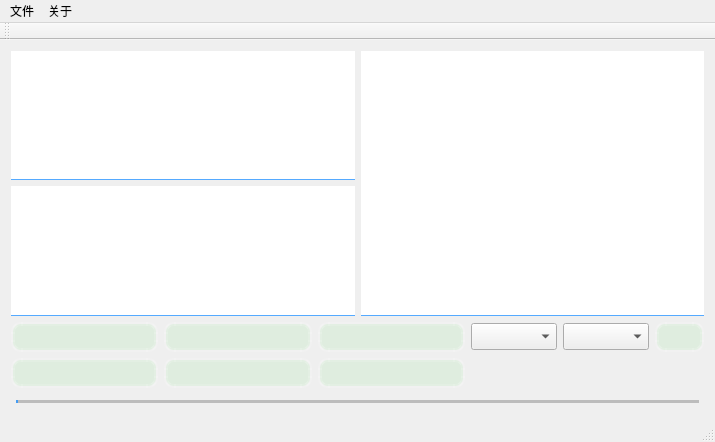
This is mainwindow.ui in leihui6/marksentence as Qt 5 draws it before an edit. The edited form follows.
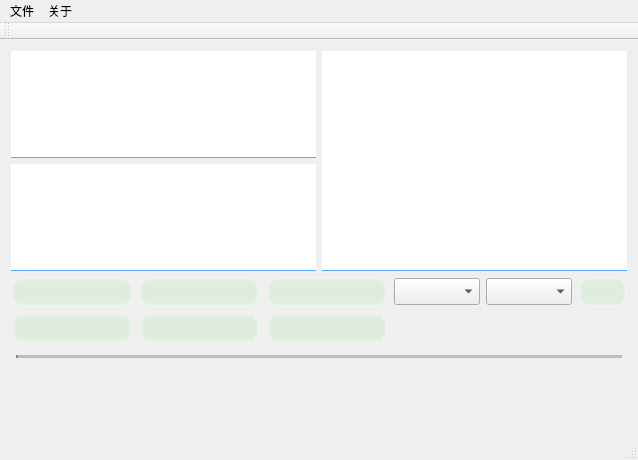
This is the edited form. Icons and pictures are not drawn.

What changed in the file:
```diff
--- a/mainwindow.ui
+++ b/mainwindow.ui
@@ -6,8 +6,8 @@
    <rect>
     <x>0</x>
     <y>0</y>
-    <width>715</width>
-    <height>442</height>
+    <width>638</width>
+    <height>460</height>
    </rect>
   </property>
   <property name="windowTitle">
@@ -24,121 +24,7 @@
   </property>
   <widget class="QWidget" name="centralWidget">
    <layout class="QGridLayout" name="gridLayout_2">
-    <item row="0" column="0" colspan="2">
-     <layout class="QHBoxLayout" name="horizontalLayout_3">
-      <item>
-       <layout class="QVBoxLayout" name="verticalLayout_2">
-        <item>
-         <widget class="QPlainTextEdit" name="text_type">
-          <property name="font">
-           <font>
-            <family>Times New Roman</family>
-            <pointsize>16</pointsize>
-           </font>
-          </property>
-          <property name="styleSheet">
-           <string notr="true">QPlainTextEdit {
-	border:0px solid rgb(85, 170, 255);
-	border-bottom:1px solid rgb(85, 170, 255);
-}</string>
-          </property>
-          <property name="plainText">
-           <string/>
-          </property>
-         </widget>
-        </item>
-        <item>
-         <widget class="QPlainTextEdit" name="text_note">
-          <property name="font">
-           <font>
-            <family>Times New Roman</family>
-            <pointsize>16</pointsize>
-           </font>
-          </property>
-          <property name="styleSheet">
-           <string notr="true">QPlainTextEdit {
-	border:0px solid rgb(85, 170, 255);
-	border-bottom:1px solid rgb(85, 170, 255);
-}</string>
-          </property>
-          <property name="plainText">
-           <string/>
-          </property>
-         </widget>
-        </item>
-       </layout>
-      </item>
-      <item>
-       <widget class="QTableWidget" name="tableWidget">
-        <property name="font">
-         <font>
-          <family>Times New Roman</family>
-         </font>
-        </property>
-        <property name="contextMenuPolicy">
-         <enum>Qt::CustomContextMenu</enum>
-        </property>
-        <property name="toolTip">
-         <string/>
-        </property>
-        <property name="styleSheet">
-         <string notr="true">QTableWidget {
-	border:0px solid rgb(85, 170, 255);
-	border-bottom:1px solid rgb(85, 170, 255);
-}</string>
-        </property>
-        <attribute name="horizontalHeaderCascadingSectionResizes">
-         <bool>true</bool>
-        </attribute>
-        <attribute name="horizontalHeaderStretchLastSection">
-         <bool>true</bool>
-        </attribute>
-        <attribute name="verticalHeaderCascadingSectionResizes">
-         <bool>false</bool>
-        </attribute>
-        <attribute name="verticalHeaderStretchLastSection">
-         <bool>false</bool>
-        </attribute>
-       </widget>
-      </item>
-     </layout>
-    </item>
-    <item row="3" column="0" colspan="2">
-     <layout class="QHBoxLayout" name="horizontalLayout_7">
-      <item>
-       <widget class="QSlider" name="horizon_music">
-        <property name="styleSheet">
-         <string notr="true">QSlider{
-border-color: #bcbcbc;
-}
-QSlider::groove:horizontal {                                
-     border: 1px solid #999999;                             
-     height: 1px;                                           
-     margin: 0px 0;                                         
-     left: 5px; right: 5px; 
- }
-QSlider::handle:horizontal {                               
-     border: 0px ;                           
-     border-image: url(:/icon/icon/playing.png);
-     width: 16px;
-     margin: -7px -7px -7px -7px;                  
-}
-QSlider::add-page:horizontal{
-background: qlineargradient(spread:pad, x1:0, y1:1, x2:0, y2:0, stop:0 #bcbcbc, stop:0.25 #bcbcbc, stop:0.5 #bcbcbc, stop:1 #bcbcbc); 
-
-}
-QSlider::sub-page:horizontal{                               
- background: qlineargradient(spread:pad, x1:0, y1:1, x2:0, y2:0, stop:0 #439cf3, stop:0.25 #439cf3, stop:0.5 #439cf3, stop:1 #439cf3);                     
-}</string>
-        </property>
-        <property name="orientation">
-         <enum>Qt::Horizontal</enum>
-        </property>
-       </widget>
-      </item>
-     </layout>
-    </item>
-    <item row="1" column="0" rowspan="2" colspan="2">
+    <item row="1" column="0">
      <layout class="QGridLayout" name="gridLayout">
       <item row="1" column="1">
        <widget class="QPushButton" name="button_forward">
@@ -581,6 +467,159 @@
       </item>
      </layout>
     </item>
+    <item row="0" column="0">
+     <layout class="QHBoxLayout" name="horizontalLayout_3">
+      <item>
+       <layout class="QVBoxLayout" name="verticalLayout_2">
+        <item>
+         <widget class="QPlainTextEdit" name="text_type">
+          <property name="font">
+           <font>
+            <family>Times New Roman</family>
+            <pointsize>16</pointsize>
+           </font>
+          </property>
+          <property name="styleSheet">
+           <string notr="true">QPlainTextEdit {
+	border:0px solid rgb(85, 170, 255);
+	border-bottom:1px solid rgb(85, 170, 255);
+}</string>
+          </property>
+          <property name="plainText">
+           <string/>
+          </property>
+         </widget>
+        </item>
+        <item>
+         <widget class="QPlainTextEdit" name="text_note">
+          <property name="font">
+           <font>
+            <family>Times New Roman</family>
+            <pointsize>16</pointsize>
+           </font>
+          </property>
+          <property name="styleSheet">
+           <string notr="true">QPlainTextEdit {
+	border:0px solid rgb(85, 170, 255);
+	border-bottom:1px solid rgb(85, 170, 255);
+}</string>
+          </property>
+          <property name="plainText">
+           <string/>
+          </property>
+         </widget>
+        </item>
+       </layout>
+      </item>
+      <item>
+       <widget class="QTableWidget" name="tableWidget">
+        <property name="font">
+         <font>
+          <family>Times New Roman</family>
+         </font>
+        </property>
+        <property name="contextMenuPolicy">
+         <enum>Qt::CustomContextMenu</enum>
+        </property>
+        <property name="toolTip">
+         <string/>
+        </property>
+        <property name="styleSheet">
+         <string notr="true">QTableWidget {
+	border:0px solid rgb(85, 170, 255);
+	border-bottom:1px solid rgb(85, 170, 255);
+}</string>
+        </property>
+        <attribute name="horizontalHeaderCascadingSectionResizes">
+         <bool>true</bool>
+        </attribute>
+        <attribute name="horizontalHeaderStretchLastSection">
+         <bool>true</bool>
+        </attribute>
+        <attribute name="verticalHeaderCascadingSectionResizes">
+         <bool>false</bool>
+        </attribute>
+        <attribute name="verticalHeaderStretchLastSection">
+         <bool>false</bool>
+        </attribute>
+       </widget>
+      </item>
+     </layout>
+    </item>
+    <item row="2" column="0">
+     <layout class="QVBoxLayout" name="verticalLayout">
+      <item>
+       <widget class="QSlider" name="horizon_music">
+        <property name="styleSheet">
+         <string notr="true">QSlider{
+border-color: #bcbcbc;
+}
+QSlider::groove:horizontal {                                
+     border: 1px solid #999999;                             
+     height: 1px;                                           
+     margin: 0px 0;                                         
+     left: 5px; right: 5px; 
+ }
+QSlider::handle:horizontal {                               
+     border: 0px ;                           
+     border-image: url(:/icon/icon/playing.png);
+     width: 16px;
+     margin: -7px -7px -7px -7px;                  
+}
+QSlider::add-page:horizontal{
+background: qlineargradient(spread:pad, x1:0, y1:1, x2:0, y2:0, stop:0 #bcbcbc, stop:0.25 #bcbcbc, stop:0.5 #bcbcbc, stop:1 #bcbcbc); 
+
+}
+QSlider::sub-page:horizontal{                               
+ background: qlineargradient(spread:pad, x1:0, y1:1, x2:0, y2:0, stop:0 #439cf3, stop:0.25 #439cf3, stop:0.5 #439cf3, stop:1 #439cf3);                     
+}</string>
+        </property>
+        <property name="orientation">
+         <enum>Qt::Horizontal</enum>
+        </property>
+       </widget>
+      </item>
+      <item>
+       <widget class="QLabel" name="label_lyric1">
+        <property name="font">
+         <font>
+          <family>Times New Roman</family>
+          <pointsize>10</pointsize>
+         </font>
+        </property>
+        <property name="text">
+         <string/>
+        </property>
+       </widget>
+      </item>
+      <item>
+       <widget class="QLabel" name="label_lyric2">
+        <property name="font">
+         <font>
+          <family>Times New Roman</family>
+          <pointsize>10</pointsize>
+         </font>
+        </property>
+        <property name="text">
+         <string/>
+        </property>
+       </widget>
+      </item>
+      <item>
+       <widget class="QLabel" name="label_lyric3">
+        <property name="font">
+         <font>
+          <family>Times New Roman</family>
+          <pointsize>10</pointsize>
+         </font>
+        </property>
+        <property name="text">
+         <string/>
+        </property>
+       </widget>
+      </item>
+     </layout>
+    </item>
    </layout>
   </widget>
   <widget class="QMenuBar" name="menuBar">
@@ -588,7 +627,7 @@
     <rect>
      <x>0</x>
      <y>0</y>
-     <width>715</width>
+     <width>638</width>
      <height>21</height>
     </rect>
    </property>
```
Left out of the diff: 30 changed lines with no effect on the pictures.
